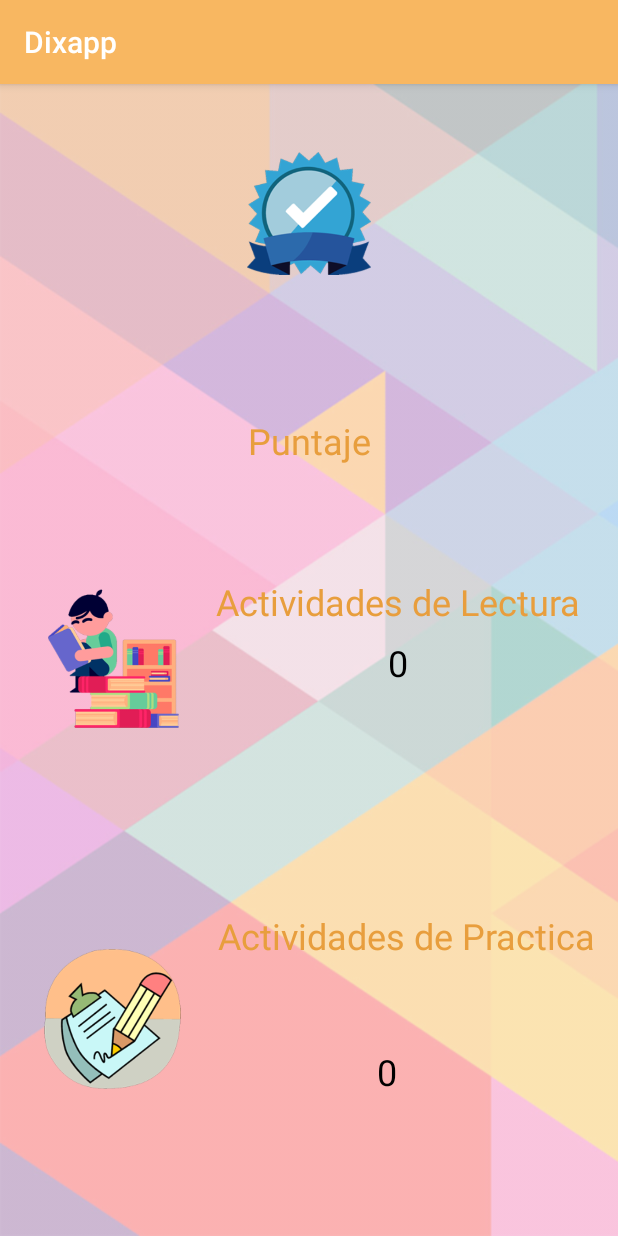
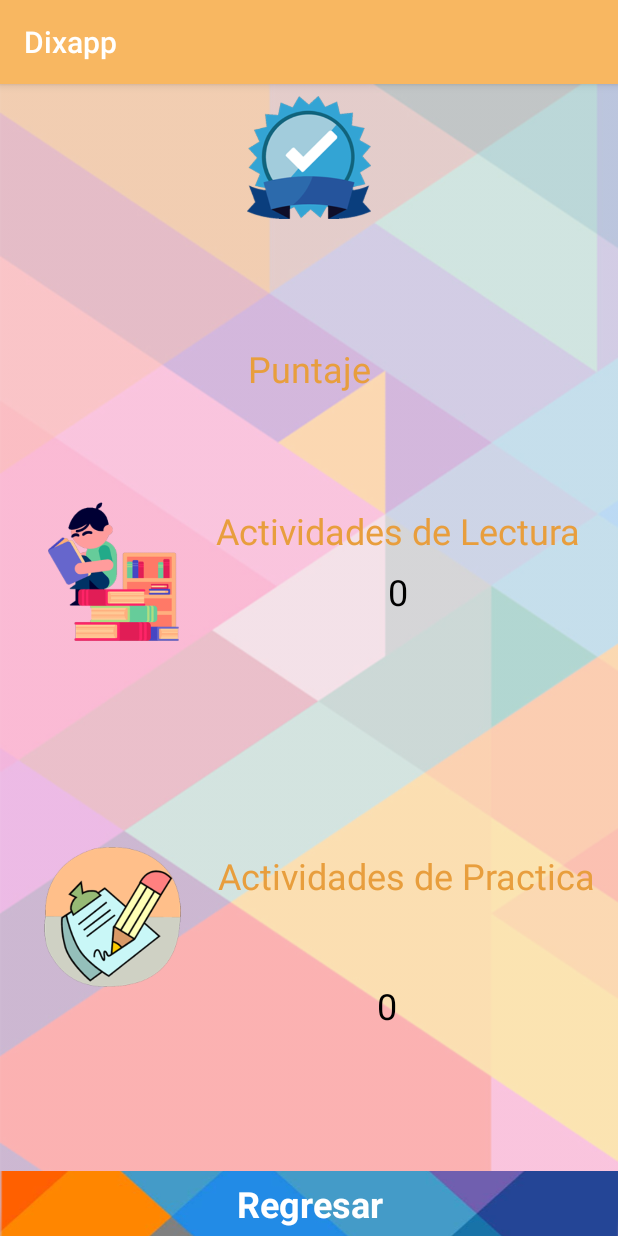
Before and after one commit to extripador117/disxapp, an Android app: the screen it shows after launch (activityPuntaje), after a tap on an icon or button, on a phone screen of 412 x 824 dp. Run offline under Robolectric (Android 15) with nearby library versions, the phone set to English and light mode, and no system bars.

Commit message:
app terminada

```diff
--- a/app/src/main/java/com/example/rosaguadalupe/diseo/activityPuntaje.java
+++ b/app/src/main/java/com/example/rosaguadalupe/diseo/activityPuntaje.java
@@ -5,13 +5,14 @@ import android.database.Cursor;
 import android.database.sqlite.SQLiteDatabase;
 import android.support.v7.app.AppCompatActivity;
 import android.os.Bundle;
+import android.view.View;
 import android.widget.TextView;
 
-public class activityPuntaje extends AppCompatActivity {
+public class activityPuntaje extends AppCompatActivity implements View.OnClickListener{
     Cursor cursorPuntosPractica,cursorPuntosLectura;
     dbConexion conexion;
     SQLiteDatabase bd;
-    TextView PuntosPractica,PuntosLectura;
+    TextView PuntosPractica,PuntosLectura,regresarPuntaje;
     int PuntajeTotalLectura,PuntajeTotalPractica;
     boolean bloqueo;
     Intent Activity;
@@ -33,7 +34,8 @@ public class activityPuntaje extends AppCompatActivity {
         }
 
 
-
+        regresarPuntaje=(TextView)findViewById(R.id.regresarPuntaje);
+        regresarPuntaje.setOnClickListener(this);
         PuntosPractica=(TextView)findViewById(R.id.puntosPractica);
         PuntosLectura=(TextView)findViewById(R.id.puntosLectura);
         conexion = new dbConexion(this,"dbDisxapp",null,1);
@@ -89,4 +91,16 @@ public class activityPuntaje extends AppCompatActivity {
             startActivity(Activity);
         }
     }
+
+    @Override
+    public void onClick(View view) {
+        switch (view.getId()) {
+
+            case R.id.regresarPuntaje:
+                MusicaPrincipal.stopAudio();
+                Activity = new Intent(view.getContext(), MainActivity.class);
+                startActivity(Activity);
+                break;
+        }
+    }
 }
--- a/app/src/main/res/layout/activity_puntaje.xml
+++ b/app/src/main/res/layout/activity_puntaje.xml
@@ -19,7 +19,7 @@
         app:layout_constraintEnd_toEndOf="parent"
         app:layout_constraintStart_toStartOf="parent"
         app:layout_constraintTop_toTopOf="parent"
-        app:layout_constraintVertical_bias="0.056"
+        app:layout_constraintVertical_bias="0.0"
         app:srcCompat="@mipmap/img_puntuacion" />
 
     <TextView
@@ -37,7 +37,7 @@
         app:layout_constraintEnd_toEndOf="parent"
         app:layout_constraintStart_toStartOf="parent"
         app:layout_constraintTop_toTopOf="parent"
-        app:layout_constraintVertical_bias="0.297" />
+        app:layout_constraintVertical_bias="0.23000002" />
 
     <ImageView
         android:id="@+id/imageView7"
@@ -52,7 +52,7 @@
         app:layout_constraintHorizontal_bias="0.078"
         app:layout_constraintStart_toStartOf="parent"
         app:layout_constraintTop_toTopOf="parent"
-        app:layout_constraintVertical_bias="0.498"
+        app:layout_constraintVertical_bias="0.41000003"
         app:srcCompat="@mipmap/img_puntaje_libros" />
 
     <TextView
@@ -72,7 +72,7 @@
         app:layout_constraintHorizontal_bias="0.0"
         app:layout_constraintStart_toEndOf="@+id/imageView7"
         app:layout_constraintTop_toTopOf="parent"
-        app:layout_constraintVertical_bias="0.446" />
+        app:layout_constraintVertical_bias="0.38" />
 
     <TextView
         android:id="@+id/puntosLectura"
@@ -106,7 +106,7 @@
         app:layout_constraintHorizontal_bias="0.041"
         app:layout_constraintStart_toStartOf="parent"
         app:layout_constraintTop_toTopOf="parent"
-        app:layout_constraintVertical_bias="0.863"
+        app:layout_constraintVertical_bias="0.76"
         app:srcCompat="@mipmap/img_puntaje_practicas" />
 
     <TextView
@@ -126,7 +126,7 @@
         app:layout_constraintHorizontal_bias="0.0"
         app:layout_constraintStart_toEndOf="@+id/imageView8"
         app:layout_constraintTop_toTopOf="parent"
-        app:layout_constraintVertical_bias="0.755" />
+        app:layout_constraintVertical_bias="0.7" />
 
     <TextView
         android:id="@+id/puntosPractica"
@@ -145,5 +145,23 @@
         app:layout_constraintHorizontal_bias="0.636"
         app:layout_constraintStart_toStartOf="parent"
         app:layout_constraintTop_toTopOf="parent"
-        app:layout_constraintVertical_bias="0.881" />
+        app:layout_constraintVertical_bias="0.82" />
+
+    <TextView
+        android:id="@+id/regresarPuntaje"
+        android:layout_width="0dp"
+        android:layout_height="43dp"
+        android:layout_marginTop="8dp"
+        android:background="@mipmap/entendimiento_background"
+        android:gravity="center"
+        android:text="Regresar"
+        android:textColor="#fff"
+        android:textSize="24sp"
+        android:textStyle="bold"
+        app:layout_constraintBottom_toBottomOf="parent"
+        app:layout_constraintEnd_toEndOf="parent"
+        app:layout_constraintHorizontal_bias="0.0"
+        app:layout_constraintStart_toStartOf="parent"
+        app:layout_constraintTop_toTopOf="parent"
+        app:layout_constraintVertical_bias="1.0" />
 </android.support.constraint.ConstraintLayout>
```
Also changed, not shown: app/src/main/java/com/example/rosaguadalupe/diseo/activityDiagnostico.java (+16 -3 lines), app/src/main/java/com/example/rosaguadalupe/diseo/activityEntendimiento.java (+1 -20 lines), app/src/main/java/com/example/rosaguadalupe/diseo/activityMenuJuegos.java (+9 -2 lines), app/src/main/java/com/example/rosaguadalupe/diseo/activityOraciones.java (+18 -22 lines), app/src/main/java/com/example/rosaguadalupe/diseo/activityOrtografia.java (+1 -20 lines), app/src/main/java/com/example/rosaguadalupe/diseo/activityPalabras.java (+6 -3 lines), app/src/main/java/com/example/rosaguadalupe/diseo/activitySabiasQue.java (+18 -1 lines), app/src/main/res/layout/activity_diagnostico.xml (+18 -1 lines), app/src/main/res/layout/activity_menu_juegos.xml (+25 -5 lines), app/src/main/res/layout/activity_sabias_que.xml (+17 -0 lines).
